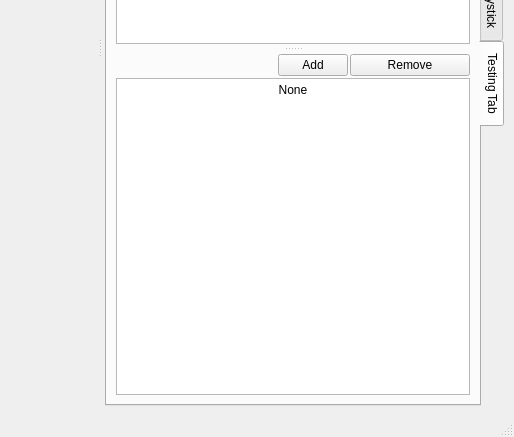
Qt form soccer/src/soccer/ui/qt/MainWindow.ui (RoboJackets/robocup-software) before a commit; both pictures show x 817 to 1331 and y 390 to 827 of the 1331 by 827 pixel window.
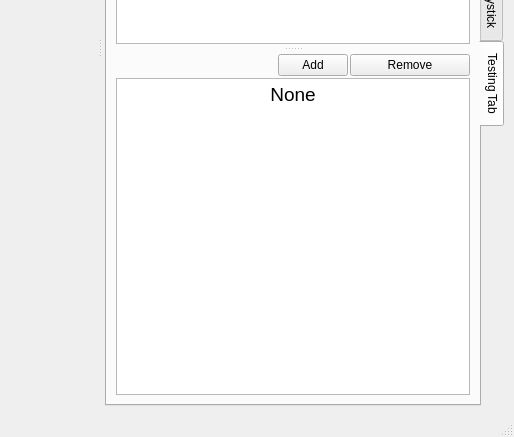
The same form after that commit. The open tabs and pages were chosen to show the change. Icons and pictures are not drawn. Custom widgets are drawn as their Qt base class.

Patch:
```diff
--- a/soccer/src/soccer/ui/qt/MainWindow.ui
+++ b/soccer/src/soccer/ui/qt/MainWindow.ui
@@ -2176,11 +2176,16 @@
                </item>
                <item>
                 <widget class="QTextEdit" name="testInput">
+                 <property name="font">
+                  <font>
+                   <pointsize>14</pointsize>
+                  </font>
+                 </property>
                  <property name="html">
                   <string>&lt;!DOCTYPE HTML PUBLIC &quot;-//W3C//DTD HTML 4.0//EN&quot; &quot;http://www.w3.org/TR/REC-html40/strict.dtd&quot;&gt;
 &lt;html&gt;&lt;head&gt;&lt;meta name=&quot;qrichtext&quot; content=&quot;1&quot; /&gt;&lt;style type=&quot;text/css&quot;&gt;
 p, li { white-space: pre-wrap; }
-&lt;/style&gt;&lt;/head&gt;&lt;body style=&quot; font-family:'Sans Serif'; font-size:9pt; font-weight:400; font-style:normal;&quot;&gt;
+&lt;/style&gt;&lt;/head&gt;&lt;body style=&quot; font-family:'Sans Serif'; font-size:14pt; font-weight:400; font-style:normal;&quot;&gt;
 &lt;p align=&quot;center&quot; style=&quot; margin-top:0px; margin-bottom:0px; margin-left:0px; margin-right:0px; -qt-block-indent:0; text-indent:0px;&quot;&gt;None&lt;/p&gt;&lt;/body&gt;&lt;/html&gt;</string>
                  </property>
                 </widget>
```
Left out of the diff: 5 changed lines with no effect on the pictures.
